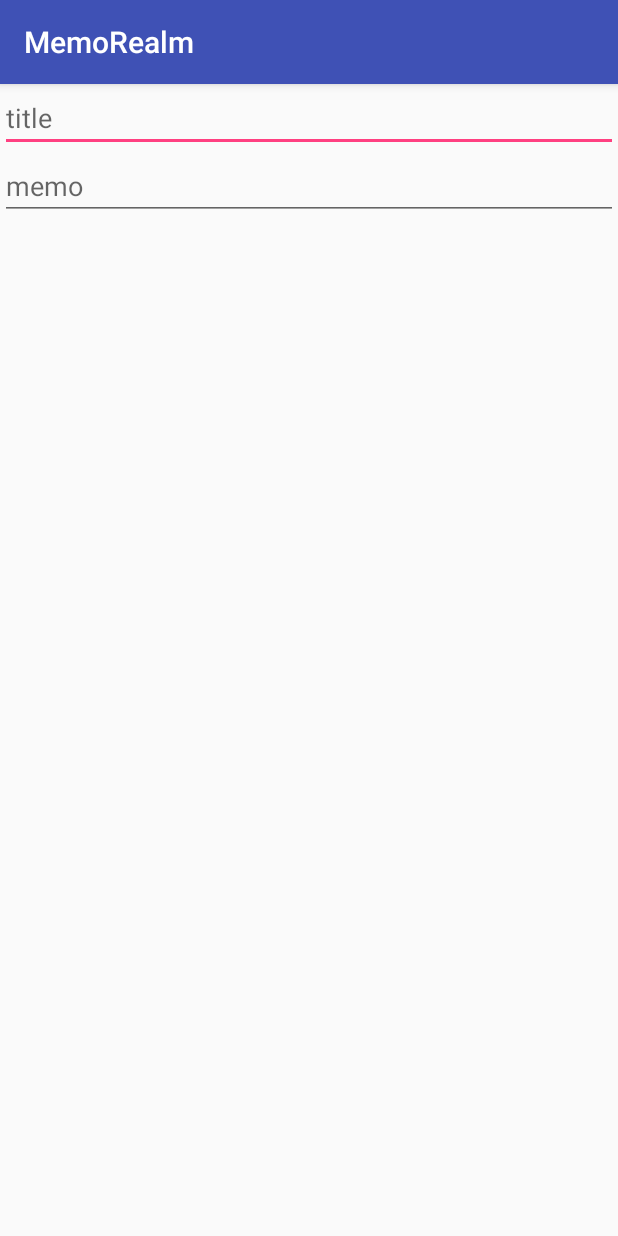
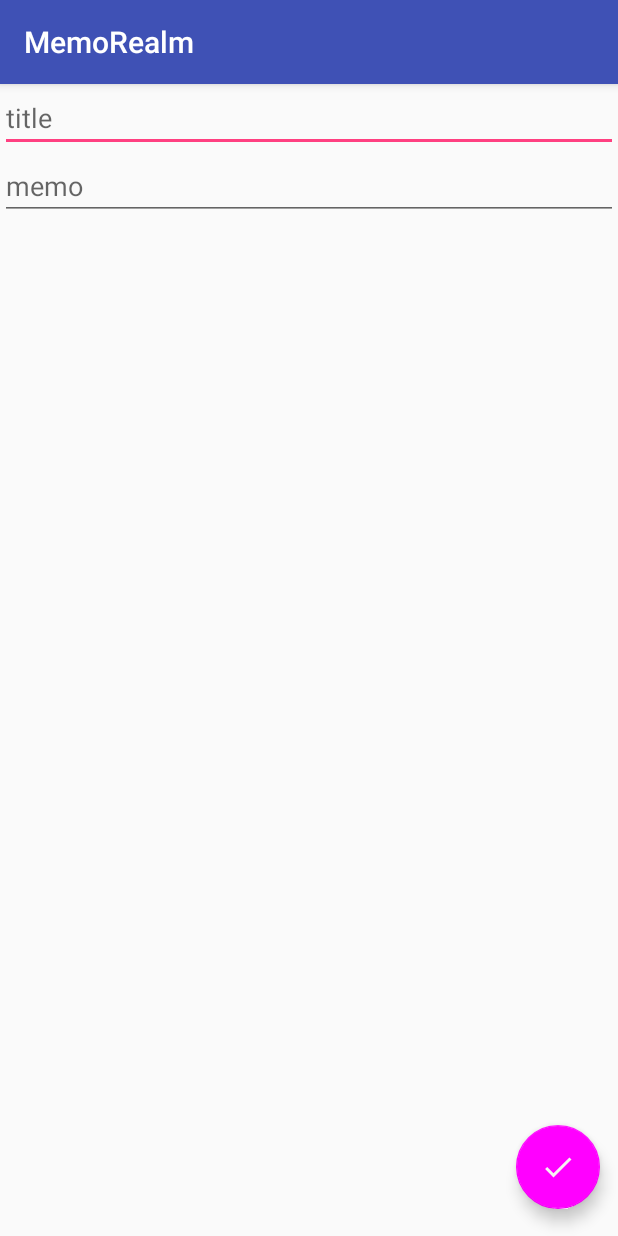
Before and after one commit to chungmyung/MyThirdproject, an Android app: the MemoDetailFragment screen opened directly, with no data from a screen before it, on a phone screen of 412 x 824 dp. Run offline under Robolectric (Android 15) with nearby library versions, the phone set to English and light mode, and no system bars; our stand-ins replace ButterKnife; libraries missing offline, so code that uses them is left out: io.realm; 4 statements that could not run were skipped.

Commit message:
작동 잘됨... FloatActionButton 리니어레이아웃 밖으로 빼내고 ... beginTransaction() 두개를 빼내고,,, 해결. 이후 MemoDetailFragment   try catch로 처리 Transaction처리 하여 잘되고 있음.... Good!

```diff
--- a/memorealm/build.gradle
+++ b/memorealm/build.gradle
@@ -7,7 +7,7 @@ android {
 
     defaultConfig {
         applicationId "com.chungmyung.memorealm"
-        minSdkVersion 17
+        minSdkVersion 21
         targetSdkVersion 26
         versionCode 1
         versionName "1.0"
--- a/memorealm/src/main/java/com/chungmyung/memorealm/memorealm/fragment/MemoListFragment.java
+++ b/memorealm/src/main/java/com/chungmyung/memorealm/memorealm/fragment/MemoListFragment.java
@@ -85,7 +85,7 @@ public class MemoListFragment extends Fragment implements MemoRecyclerAdapter.On
         // 수정화면으로 이동.
 
         Intent intent = new Intent(getContext(), DetailActivity.class);
-        intent.putExtra("id", memo.getId());
+        intent.putExtra("id", memo.getId());  // 메모에 id만 보냈다.
         startActivity(intent);
 
 //        Toast.makeText(getContext(), "" + memo.toString(), Toast.LENGTH_SHORT).show();
--- a/memorealm/src/main/res/layout/content_main.xml
+++ b/memorealm/src/main/res/layout/content_main.xml
@@ -1,5 +1,5 @@
 <?xml version="1.0" encoding="utf-8"?>
-<android.support.constraint.ConstraintLayout xmlns:android="http://schemas.android.com/apk/res/android"
+<LinearLayout xmlns:android="http://schemas.android.com/apk/res/android"
     xmlns:app="http://schemas.android.com/apk/res-auto"
     xmlns:tools="http://schemas.android.com/tools"
     android:layout_width="match_parent"
@@ -15,4 +15,4 @@
         tools:layout_editor_absoluteY="8dp"
         tools:layout_editor_absoluteX="8dp" />
 
-</android.support.constraint.ConstraintLayout>
+</LinearLayout>
--- a/memorealm/src/main/res/layout/fragment_memo_detail.xml
+++ b/memorealm/src/main/res/layout/fragment_memo_detail.xml
@@ -28,18 +28,17 @@
                 android:hint="memo" />
         </ScrollView>
 
-        <android.support.design.widget.FloatingActionButton
-            android:id="@+id/fab"
-            android:layout_width="wrap_content"
-            android:layout_height="wrap_content"
-            android:layout_gravity="bottom|end"
-            app:srcCompat="@drawable/ic_done_white_24dp"
-            android:backgroundTint="#ff00ff"
-            app:useCompatPadding="true"/>
 
     </LinearLayout>
 
-
+    <android.support.design.widget.FloatingActionButton
+        android:id="@+id/fab"
+        android:layout_width="wrap_content"
+        android:layout_height="wrap_content"
+        android:layout_gravity="bottom|end"
+        app:srcCompat="@drawable/ic_done_white_24dp"
+        app:backgroundTint="#ff00ff"
+        app:useCompatPadding="true"/>
 
 
 </FrameLayout>
```
Also changed, not shown: memorealm/src/main/java/com/chungmyung/memorealm/memorealm/activity/DetailActivity.java (+5 -4 lines), memorealm/src/main/java/com/chungmyung/memorealm/memorealm/fragment/MemoDetailFragment.java (+29 -36 lines).
